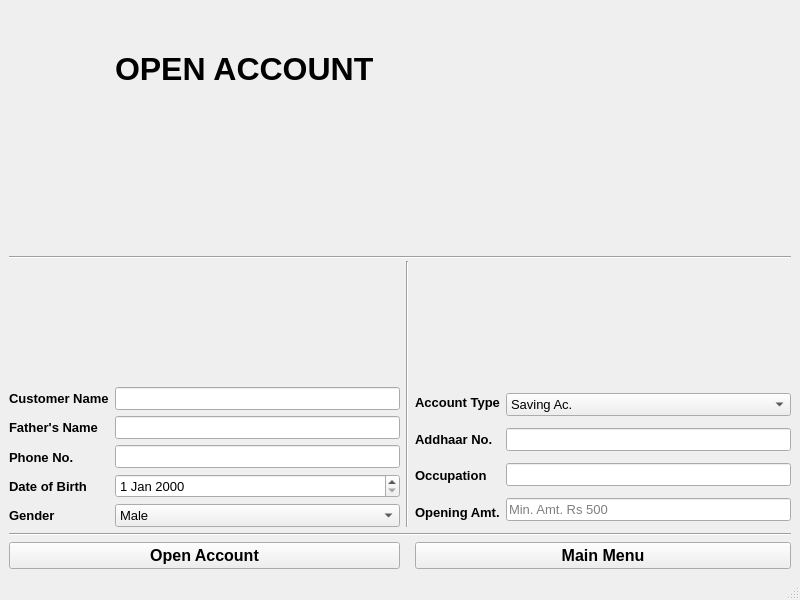
Before: the Qt Designer form mainwindow.ui in iamroHit12/BankMangement, drawn with Qt 5.
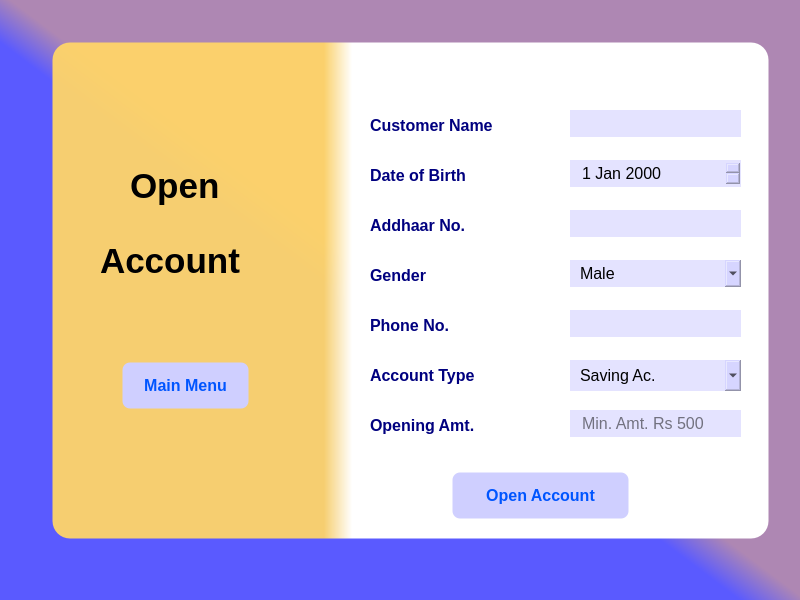
After: the same form once the commit is applied.

Patch:
```diff
--- a/mainwindow.ui
+++ b/mainwindow.ui
@@ -13,155 +13,155 @@
   <property name="windowTitle">
    <string>MainWindow</string>
   </property>
+  <property name="styleSheet">
+   <string notr="true">background-color: qlineargradient(spread:pad, x1:0.433199, y1:0.506, x2:0.502, y2:0.437591, stop:0 rgba(90, 90, 255, 255), stop:0.606965 rgba(174, 135, 179, 255));</string>
+  </property>
   <widget class="QWidget" name="centralwidget">
-   <layout class="QGridLayout" name="gridLayout">
-    <item row="0" column="1" colspan="3">
-     <widget class="QLabel" name="label">
-      <property name="font">
-       <font>
-        <pointsize>24</pointsize>
-        <weight>75</weight>
-        <bold>true</bold>
-       </font>
-      </property>
-      <property name="text">
-       <string>OPEN ACCOUNT</string>
-      </property>
-     </widget>
-    </item>
-    <item row="1" column="0" rowspan="2" colspan="5">
-     <widget class="Line" name="line">
-      <property name="orientation">
-       <enum>Qt::Horizontal</enum>
-      </property>
-     </widget>
-    </item>
-    <item row="2" column="2" rowspan="2">
-     <widget class="Line" name="line_2">
-      <property name="orientation">
-       <enum>Qt::Vertical</enum>
-      </property>
-     </widget>
-    </item>
-    <item row="3" column="0">
-     <layout class="QVBoxLayout" name="verticalLayout">
-      <item>
-       <widget class="QLabel" name="label_3">
-        <property name="font">
-         <font>
-          <pointsize>10</pointsize>
-          <weight>75</weight>
-          <bold>true</bold>
-         </font>
-        </property>
-        <property name="text">
-         <string>Customer Name</string>
-        </property>
-       </widget>
-      </item>
-      <item>
-       <widget class="QLabel" name="label_4">
+   <widget class="QFrame" name="frame">
+    <property name="geometry">
+     <rect>
+      <x>50</x>
+      <y>40</y>
+      <width>721</width>
+      <height>501</height>
+     </rect>
+    </property>
+    <property name="styleSheet">
+     <string notr="true">border-width:5px;
+background-color: qlineargradient(spread:pad, x1:0.379124, y1:0.552, x2:0.418294, y2:0.552, stop:0 rgba(255, 213, 104, 241), stop:1 rgba(255, 255, 255, 255));
+border-style:solid;
+border-color:rgb(0,0,0,0);
+border-radius:20px;
+</string>
+    </property>
+    <property name="frameShape">
+     <enum>QFrame::StyledPanel</enum>
+    </property>
+    <property name="frameShadow">
+     <enum>QFrame::Raised</enum>
+    </property>
+    <widget class="QLineEdit" name="aadhar_no">
+     <property name="geometry">
+      <rect>
+       <x>520</x>
+       <y>170</y>
+       <width>171</width>
+       <height>27</height>
+      </rect>
+     </property>
         <property name="font">
          <font>
-          <pointsize>10</pointsize>
-          <weight>75</weight>
-          <bold>true</bold>
-         </font>
-        </property>
-        <property name="text">
-         <string>Father's Name</string>
-        </property>
-       </widget>
-      </item>
-      <item>
-       <widget class="QLabel" name="label_5">
-        <property name="font">
-         <font>
-          <pointsize>10</pointsize>
-          <weight>75</weight>
-          <bold>true</bold>
-         </font>
-        </property>
-        <property name="text">
-         <string>Phone No.</string>
-        </property>
-       </widget>
-      </item>
-      <item>
-       <widget class="QLabel" name="label_6">
+       <pointsize>12</pointsize>
+      </font>
+     </property>
+     <property name="styleSheet">
+      <string notr="true">background-color: rgb(201, 199, 255,0.5);
+border-width:0px;
+padding-left:10px;</string>
+     </property>
+    </widget>
+    <widget class="QLineEdit" name="min_amount">
+     <property name="geometry">
+      <rect>
+       <x>520</x>
+       <y>370</y>
+       <width>171</width>
+       <height>27</height>
+      </rect>
+     </property>
         <property name="font">
          <font>
-          <pointsize>10</pointsize>
-          <weight>75</weight>
-          <bold>true</bold>
-         </font>
-        </property>
-        <property name="text">
-         <string>Date of Birth</string>
-        </property>
-       </widget>
-      </item>
-      <item>
-       <widget class="QLabel" name="label_8">
-        <property name="font">
-         <font>
-          <pointsize>10</pointsize>
-          <weight>75</weight>
-          <bold>true</bold>
-         </font>
-        </property>
-        <property name="text">
-         <string>Gender</string>
-        </property>
-       </widget>
-      </item>
-     </layout>
-    </item>
-    <item row="3" column="1">
-     <layout class="QVBoxLayout" name="verticalLayout_2">
-      <item>
+       <pointsize>12</pointsize>
+      </font>
+     </property>
+     <property name="styleSheet">
+      <string notr="true">background-color: rgb(201, 199, 255,0.5);
+border-width:0px;
+padding-left:10px;</string>
+     </property>
+     <property name="placeholderText">
+      <string>Min. Amt. Rs 500</string>
+     </property>
+    </widget>
        <widget class="QLineEdit" name="customer_name">
-        <property name="font">
-         <font>
-          <pointsize>10</pointsize>
-         </font>
-        </property>
-       </widget>
-      </item>
-      <item>
-       <widget class="QLineEdit" name="fathers_name">
+     <property name="geometry">
+      <rect>
+       <x>520</x>
+       <y>70</y>
+       <width>171</width>
+       <height>27</height>
+      </rect>
+     </property>
         <property name="font">
          <font>
-          <pointsize>10</pointsize>
-         </font>
-        </property>
-       </widget>
-      </item>
-      <item>
+       <pointsize>12</pointsize>
+      </font>
+     </property>
+     <property name="styleSheet">
+      <string notr="true">background-color: rgb(201, 199, 255,0.5);
+border-width:0px;
+padding-left:10px;</string>
+     </property>
+    </widget>
        <widget class="QLineEdit" name="phone_no">
+     <property name="geometry">
+      <rect>
+       <x>520</x>
+       <y>270</y>
+       <width>171</width>
+       <height>27</height>
+      </rect>
+     </property>
         <property name="font">
          <font>
-          <pointsize>10</pointsize>
-         </font>
-        </property>
-       </widget>
-      </item>
-      <item>
+       <pointsize>12</pointsize>
+      </font>
+     </property>
+     <property name="styleSheet">
+      <string notr="true">background-color: rgb(201, 199, 255,0.5);
+border-width:0px;
+padding-left:10px;</string>
+     </property>
+    </widget>
        <widget class="QDateEdit" name="dateEdit">
+     <property name="geometry">
+      <rect>
+       <x>520</x>
+       <y>120</y>
+       <width>171</width>
+       <height>27</height>
+      </rect>
+     </property>
         <property name="font">
          <font>
-          <pointsize>10</pointsize>
-         </font>
-        </property>
-       </widget>
-      </item>
-      <item>
+       <pointsize>12</pointsize>
+      </font>
+     </property>
+     <property name="styleSheet">
+      <string notr="true">background-color: rgb(201, 199, 255,0.5);
+border-width:0px;
+padding-left:10px;</string>
+     </property>
+    </widget>
        <widget class="QComboBox" name="gender">
+     <property name="geometry">
+      <rect>
+       <x>520</x>
+       <y>220</y>
+       <width>171</width>
+       <height>27</height>
+      </rect>
+     </property>
         <property name="font">
          <font>
-          <pointsize>10</pointsize>
-         </font>
-        </property>
+       <pointsize>12</pointsize>
+      </font>
+     </property>
+     <property name="styleSheet">
+      <string notr="true">background-color: rgb(201, 199, 255,0.5);
+border-width:0px;
+padding-left:10px;</string>
+     </property>
         <item>
          <property name="text">
           <string>Male</string>
@@ -178,78 +178,207 @@
          </property>
         </item>
        </widget>
-      </item>
-     </layout>
-    </item>
-    <item row="3" column="3">
-     <layout class="QVBoxLayout" name="verticalLayout_3">
-      <item>
-       <widget class="QLabel" name="label_9">
-        <property name="font">
-         <font>
-          <pointsize>10</pointsize>
-          <weight>75</weight>
-          <bold>true</bold>
-         </font>
-        </property>
-        <property name="text">
-         <string>Account Type</string>
-        </property>
-       </widget>
-      </item>
-      <item>
        <widget class="QLabel" name="label_10">
+     <property name="geometry">
+      <rect>
+       <x>320</x>
+       <y>170</y>
+       <width>131</width>
+       <height>31</height>
+      </rect>
+     </property>
         <property name="font">
          <font>
-          <pointsize>10</pointsize>
+       <pointsize>12</pointsize>
           <weight>75</weight>
           <bold>true</bold>
          </font>
         </property>
+     <property name="styleSheet">
+      <string notr="true">border-radius:0px;
+border:none;
+background:rgb(0,0,0,0);
+color:rgb(0, 0, 127)</string>
+     </property>
         <property name="text">
          <string>Addhaar No.</string>
         </property>
        </widget>
-      </item>
-      <item>
-       <widget class="QLabel" name="label_11">
-        <property name="font">
-         <font>
-          <pointsize>10</pointsize>
-          <weight>75</weight>
-          <bold>true</bold>
-         </font>
-        </property>
-        <property name="text">
-         <string>Occupation</string>
-        </property>
-       </widget>
-      </item>
-      <item>
        <widget class="QLabel" name="label_12">
+     <property name="geometry">
+      <rect>
+       <x>320</x>
+       <y>370</y>
+       <width>151</width>
+       <height>31</height>
+      </rect>
+     </property>
         <property name="font">
          <font>
-          <pointsize>10</pointsize>
+       <pointsize>12</pointsize>
           <weight>75</weight>
           <bold>true</bold>
          </font>
         </property>
+     <property name="styleSheet">
+      <string notr="true">border-radius:0px;
+border:none;
+background:rgb(0,0,0,0);
+color:rgb(0, 0, 127)</string>
+     </property>
         <property name="text">
          <string>Opening Amt.</string>
         </property>
        </widget>
-      </item>
-     </layout>
-    </item>
-    <item row="3" column="4">
-     <layout class="QVBoxLayout" name="verticalLayout_4">
-      <item>
+    <widget class="QLabel" name="label_3">
+     <property name="geometry">
+      <rect>
+       <x>320</x>
+       <y>70</y>
+       <width>161</width>
+       <height>31</height>
+      </rect>
+     </property>
+     <property name="font">
+      <font>
+       <pointsize>12</pointsize>
+       <weight>75</weight>
+       <bold>true</bold>
+      </font>
+     </property>
+     <property name="styleSheet">
+      <string notr="true">border-radius:0px;
+border:none;
+background:rgb(0,0,0,0);
+color:rgb(0, 0, 127)</string>
+     </property>
+     <property name="text">
+      <string>Customer Name</string>
+     </property>
+    </widget>
+    <widget class="QLabel" name="label_5">
+     <property name="geometry">
+      <rect>
+       <x>320</x>
+       <y>270</y>
+       <width>111</width>
+       <height>31</height>
+      </rect>
+     </property>
+     <property name="font">
+      <font>
+       <pointsize>12</pointsize>
+       <weight>75</weight>
+       <bold>true</bold>
+      </font>
+     </property>
+     <property name="styleSheet">
+      <string notr="true">border-radius:0px;
+border:none;
+background:rgb(0,0,0,0);
+color:rgb(0, 0, 127)</string>
+     </property>
+     <property name="text">
+      <string>Phone No.</string>
+     </property>
+    </widget>
+    <widget class="QLabel" name="label_6">
+     <property name="geometry">
+      <rect>
+       <x>320</x>
+       <y>120</y>
+       <width>131</width>
+       <height>31</height>
+      </rect>
+     </property>
+     <property name="font">
+      <font>
+       <pointsize>12</pointsize>
+       <weight>75</weight>
+       <bold>true</bold>
+      </font>
+     </property>
+     <property name="styleSheet">
+      <string notr="true">border-radius:0px;
+border:none;
+background:rgb(0,0,0,0);
+color:rgb(0, 0, 127)</string>
+     </property>
+     <property name="text">
+      <string>Date of Birth</string>
+     </property>
+    </widget>
+    <widget class="QLabel" name="label_8">
+     <property name="geometry">
+      <rect>
+       <x>320</x>
+       <y>220</y>
+       <width>91</width>
+       <height>31</height>
+      </rect>
+     </property>
+     <property name="font">
+      <font>
+       <pointsize>12</pointsize>
+       <weight>75</weight>
+       <bold>true</bold>
+      </font>
+     </property>
+     <property name="styleSheet">
+      <string notr="true">border-radius:0px;
+border:none;
+background:rgb(0,0,0,0);
+color:rgb(0, 0, 127)</string>
+     </property>
+     <property name="text">
+      <string>Gender</string>
+     </property>
+    </widget>
+    <widget class="QLabel" name="label_9">
+     <property name="geometry">
+      <rect>
+       <x>320</x>
+       <y>320</y>
+       <width>151</width>
+       <height>31</height>
+      </rect>
+     </property>
+     <property name="font">
+      <font>
+       <pointsize>12</pointsize>
+       <weight>75</weight>
+       <bold>true</bold>
+      </font>
+     </property>
+     <property name="styleSheet">
+      <string notr="true">border-radius:0px;
+border:none;
+background:rgb(0,0,0,0);
+color:rgb(0, 0, 127)</string>
+     </property>
+     <property name="text">
+      <string>Account Type</string>
+     </property>
+    </widget>
        <widget class="QComboBox" name="account_type">
+     <property name="geometry">
+      <rect>
+       <x>520</x>
+       <y>320</y>
+       <width>171</width>
+       <height>31</height>
+      </rect>
+     </property>
         <property name="font">
          <font>
-          <pointsize>10</pointsize>
-         </font>
-        </property>
+       <pointsize>12</pointsize>
+      </font>
+     </property>
+     <property name="styleSheet">
+      <string notr="true">background-color: rgb(201, 199, 255,0.5);
+border-width:0px;
+padding-left:10px;</string>
+     </property>
         <item>
          <property name="text">
           <string>Saving Ac.</string>
@@ -261,48 +390,15 @@
          </property>
         </item>
        </widget>
-      </item>
-      <item>
-       <widget class="QLineEdit" name="aadhar_no">
-        <property name="font">
-         <font>
-          <pointsize>10</pointsize>
-         </font>
-        </property>
-       </widget>
-      </item>
-      <item>
-       <widget class="QLineEdit" name="occupation_name">
-        <property name="font">
-         <font>
-          <pointsize>10</pointsize>
-         </font>
-        </property>
-       </widget>
-      </item>
-      <item>
-       <widget class="QLineEdit" name="min_amount">
-        <property name="font">
-         <font>
-          <pointsize>10</pointsize>
-         </font>
-        </property>
-        <property name="placeholderText">
-         <string>Min. Amt. Rs 500</string>
-        </property>
-       </widget>
-      </item>
-     </layout>
-    </item>
-    <item row="4" column="0" colspan="5">
-     <widget class="Line" name="line_3">
-      <property name="orientation">
-       <enum>Qt::Horizontal</enum>
-      </property>
-     </widget>
-    </item>
-    <item row="5" column="0" colspan="2">
      <widget class="QPushButton" name="pushButton">
+     <property name="geometry">
+      <rect>
+       <x>400</x>
+       <y>430</y>
+       <width>181</width>
+       <height>51</height>
+      </rect>
+     </property>
       <property name="font">
        <font>
         <pointsize>12</pointsize>
@@ -310,13 +406,24 @@
         <bold>true</bold>
        </font>
       </property>
+     <property name="styleSheet">
+      <string notr="true">background-color: rgb(207, 207, 255);
+color: rgb(0, 85, 255);
+border-radius:10px;</string>
+     </property>
       <property name="text">
        <string>Open Account</string>
       </property>
      </widget>
-    </item>
-    <item row="5" column="3" colspan="2">
      <widget class="QPushButton" name="pushButton_menu">
+     <property name="geometry">
+      <rect>
+       <x>70</x>
+       <y>320</y>
+       <width>131</width>
+       <height>51</height>
+      </rect>
+     </property>
       <property name="font">
        <font>
         <pointsize>12</pointsize>
@@ -324,12 +431,64 @@
         <bold>true</bold>
        </font>
       </property>
+     <property name="styleSheet">
+      <string notr="true">background-color: rgb(207, 207, 255);
+color: rgb(0, 85, 255);
+border-radius:10px;</string>
+     </property>
       <property name="text">
        <string>Main Menu</string>
       </property>
      </widget>
-    </item>
-   </layout>
+    <widget class="QLabel" name="label">
+     <property name="geometry">
+      <rect>
+       <x>80</x>
+       <y>110</y>
+       <width>121</width>
+       <height>71</height>
+      </rect>
+     </property>
+     <property name="font">
+      <font>
+       <pointsize>26</pointsize>
+       <weight>75</weight>
+       <bold>true</bold>
+      </font>
+     </property>
+     <property name="styleSheet">
+      <string notr="true">border-width:0px;
+background:rgb(0,0,0,0)</string>
+     </property>
+     <property name="text">
+      <string>Open</string>
+     </property>
+    </widget>
+    <widget class="QLabel" name="label_2">
+     <property name="geometry">
+      <rect>
+       <x>50</x>
+       <y>190</y>
+       <width>191</width>
+       <height>61</height>
+      </rect>
+     </property>
+     <property name="font">
+      <font>
+       <pointsize>26</pointsize>
+       <weight>75</weight>
+       <bold>true</bold>
+      </font>
+     </property>
+     <property name="styleSheet">
+      <string notr="true">border-width:0px;
+background:rgb(0,0,0,0)</string>
+     </property>
+     <property name="text">
+      <string>Account</string>
+     </property>
+    </widget>
+   </widget>
   </widget>
   <widget class="QMenuBar" name="menubar">
    <property name="geometry">
@@ -341,7 +500,6 @@
     </rect>
    </property>
   </widget>
-  <widget class="QStatusBar" name="statusbar"/>
  </widget>
  <resources/>
  <connections/>
```
Left out of the diff: 2 changed lines with no effect on the pictures. Lines whose indentation alone changed are shown as unchanged.
